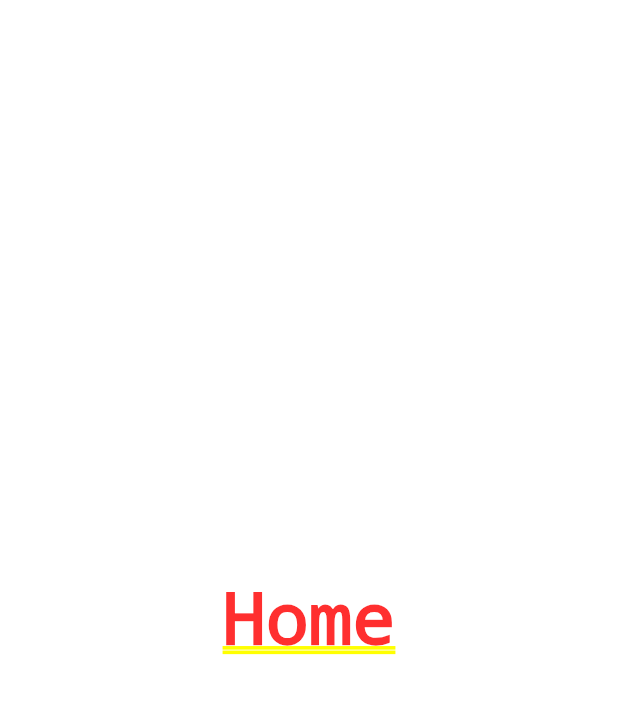
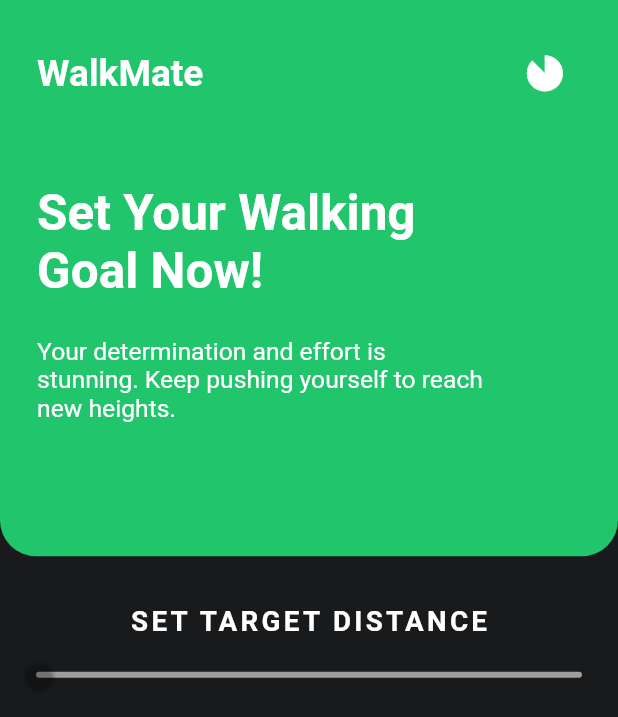
Before and after one commit to afsan123/WalkMate, a Flutter app: the screen it shows after launch, after a tap on "Get Started", on a phone screen of 412 x 824 dp. Shown: the top 717 px of the screen. Run offline on Flutter 3.47's test engine with Material 2 defaults, Android fonts, the phone set to English and light mode, and no system bars; our stand-ins replace shared_preferences.

Commit message:
Home Page 50% COMPLETED

```diff
--- a/lib/main.dart
+++ b/lib/main.dart
@@ -1,4 +1,6 @@
 import 'package:flutter/material.dart';
+import 'package:provider/provider.dart';
+import 'package:walk_mate/provider/theme_provider.dart';
 import 'package:walk_mate/screens/distanceinput_screen.dart';
 import 'package:walk_mate/screens/home_screen.dart';
 import 'package:shared_preferences/shared_preferences.dart';
@@ -8,28 +10,19 @@ void main() async {
   WidgetsFlutterBinding.ensureInitialized();
   SharedPreferences prefs = await SharedPreferences.getInstance();
   bool isFirstTime = prefs.getBool('isFirstTime') ?? true;
-  runApp(MaterialApp(home: isFirstTime ? HomeScreen() : DistanceInputScreen()));
+  runApp(
+    ChangeNotifierProvider(
+      create: (context) => ThemeProvider(),
+      child: Builder(
+        builder: (context) {
+          final provider = Provider.of<ThemeProvider>(context);
+          return MaterialApp(
+            debugShowCheckedModeBanner: false,
+            theme: provider.themeData,
+            home: isFirstTime ? HomeScreen() : DistanceInputScreen(),
+          );
+        },
+      ),
+    ),
+  );
 }
-
-
-class MyApp extends StatefulWidget {
-  const MyApp({super.key});
-
-  @override
-  State<MyApp> createState() => _MyAppState();
-}
-
-class _MyAppState extends State<MyApp> {
-  // This widget is the root of your application.
-  @override
-  Widget build(BuildContext context) {
-    return MaterialApp(
-      title: 'Flutter Demo',
-      theme: ThemeData(
-
-        primarySwatch: Colors.blue,
-      ),
-      home: const HomeScreen(),
-    );
-  }
-}
--- /dev/null
+++ b/lib/provider/theme_provider.dart
@@ -0,0 +1,16 @@
+import 'package:flutter/material.dart';
+
+class ThemeProvider extends ChangeNotifier {
+  ThemeData _themeData = ThemeData.dark();
+  ThemeData get themeData => _themeData;
+
+  void toggleTheme() {
+    final isDark = _themeData == ThemeData.dark();
+    if(isDark) {
+      _themeData = ThemeData.light();
+    } else {
+      _themeData = ThemeData.dark();
+    }
+    notifyListeners();
+  }
+}
--- a/lib/screens/distanceinput_screen.dart
+++ b/lib/screens/distanceinput_screen.dart
@@ -1,4 +1,8 @@
 import 'package:flutter/cupertino.dart';
+import 'package:flutter/material.dart';
+import 'package:provider/provider.dart';
+
+import '../provider/theme_provider.dart';
 
 class DistanceInputScreen extends StatefulWidget {
   const DistanceInputScreen({Key? key}) : super(key: key);
@@ -8,11 +12,131 @@ class DistanceInputScreen extends StatefulWidget {
 }
 
 class _DistanceInputScreenState extends State<DistanceInputScreen> {
+
+  double _currentSliderValue = 0;
+
   @override
   Widget build(BuildContext context) {
-    return Center(
-      child: Text(
-        "Home"
+    final Size screenSize = MediaQuery.of(context).size;
+    final double iconSize = screenSize.width * 0.07;
+    final double titleFontSize = screenSize.width * 0.08;
+    final double messageFontSize = screenSize.width * 0.05;
+    final double buttonWidth = screenSize.width * 0.8;
+    final double buttonHeight = screenSize.height * 0.07;
+    final double imageWidth = screenSize.width;
+    final double imageHeight = screenSize.height;
+    final double headerPadding = screenSize.width * 0.06;
+    final double buttonPadding = screenSize.width * 0.08;
+
+    final provider = Provider.of<ThemeProvider>(context);
+    bool isDarkModeActive = provider.themeData.brightness == Brightness.dark;
+
+    return SafeArea(
+      child: Scaffold(
+        backgroundColor: isDarkModeActive ? Color(0xff191a1b) : Color(0xffedf1f5),
+        body: Column(
+          crossAxisAlignment: CrossAxisAlignment.center,
+          children: [
+            Container(
+              width: double.infinity,
+              height: MediaQuery.of(context).size.height * 0.45,
+              decoration: const BoxDecoration(
+                color: Color(0xFF20C56C),
+                borderRadius: BorderRadius.only(
+                  bottomLeft: Radius.circular(24),
+                  bottomRight: Radius.circular(24),
+                ),
+              ),
+              child: Column(
+                mainAxisAlignment: MainAxisAlignment.start,
+                crossAxisAlignment: CrossAxisAlignment.start,
+                children: [
+                  SizedBox(
+                    child: Padding(
+                      padding: EdgeInsets.all(headerPadding),
+                      child: Row(
+                        mainAxisAlignment: MainAxisAlignment.spaceBetween,
+                        children: [
+                          Text(
+                            "WalkMate",
+                            style: TextStyle(
+                              color: Colors.white,
+                              fontSize: imageWidth * 0.06,
+                              fontWeight: FontWeight.bold,
+                            ),
+                            //fit: BoxFit.cover,
+                          ),
+                          IconButton(
+                            icon: const Icon(Icons.incomplete_circle_rounded),
+                            iconSize: iconSize,
+                            color: Colors.white,
+                            onPressed: () {
+                              provider.toggleTheme();
+                            },
+                          ),
+                        ],
+                      ),
+                    ),
+                  ),
+                  Padding(
+                    padding: EdgeInsets.all(headerPadding),
+                    child: Text(
+                      'Set Your Walking \nGoal Now!',
+                      style: TextStyle(
+                          fontSize: titleFontSize,
+                          fontWeight: FontWeight.bold,
+                          color: Colors.white,
+                      ),
+                    ),
+                  ),
+                  Padding(
+                    padding: EdgeInsets.fromLTRB(headerPadding, 0, headerPadding, 0),
+                    child: Text(
+                      'Your determination and effort is \nstunning. Keep pushing yourself to reach \nnew heights.',
+                      style: TextStyle(
+                        fontSize: messageFontSize * 0.8,
+                        fontWeight: FontWeight.normal,
+                        color: Colors.white,
+                      ),
+                    ),
+                  ),
+                ],
+              ),
+            ),
+            SizedBox(height: screenSize.height * 0.04,),
+            Column(
+              mainAxisAlignment: MainAxisAlignment.center,
+              crossAxisAlignment: CrossAxisAlignment.center,
+              children: [
+                Text(
+                  "SET TARGET DISTANCE",
+                  style: TextStyle(
+                    fontSize: messageFontSize! * 0.9,
+                    fontWeight: FontWeight.bold,
+                    letterSpacing: 2.2
+                  ),
+                ),
+                Slider(
+                  activeColor: Colors.transparent,
+                  inactiveColor: Colors.grey,
+                  autofocus: true,
+                  value: _currentSliderValue, // current values of the range slider
+                  min: 0, // minimum value of the range slider
+                  max: 10000, // maximum value of the range slider
+                  divisions: 100,
+                  onChanged: (value) {
+                    print('Rangeslider onChanged: $value');
+                    // callback function that gets called when the range slider values change
+                    setState(() {
+                      _currentSliderValue = value; // update the current values
+                    });
+                  },
+                )
+
+              ],
+            )
+          ],
+        ),
       ),
     );
   }
--- a/lib/screens/home_screen.dart
+++ b/lib/screens/home_screen.dart
@@ -1,5 +1,7 @@
 import 'package:flutter/material.dart';
+import 'package:provider/provider.dart';
 import 'package:shared_preferences/shared_preferences.dart';
+import 'package:walk_mate/provider/theme_provider.dart';
 
 import 'distanceinput_screen.dart';
 
@@ -11,13 +13,14 @@ class HomeScreen extends StatefulWidget {
 }
 
 class _HomeScreenState extends State<HomeScreen> {
-  bool isDarkModeActive = false;
-
-  void toggleDarkMode() {
-    setState(() {
-      isDarkModeActive = !isDarkModeActive;
-    });
-  }
+  // bool isDarkModeActive = false;
+  //
+  //
+  // void toggleDarkMode() {
+  //   setState(() {
+  //     isDarkModeActive = !isDarkModeActive;
+  //   });
+  // }
 
   void _onGetStartedPressed() async {
     SharedPreferences prefs = await SharedPreferences.getInstance();
@@ -36,6 +39,9 @@ class _HomeScreenState extends State<HomeScreen> {
     final double imageHeight = screenSize.height;
     final double headerPadding = screenSize.width * 0.06;
     final double buttonPadding = screenSize.width * 0.08;
+
+    final provider = Provider.of<ThemeProvider>(context);
+    bool isDarkModeActive = provider.themeData.brightness == Brightness.dark;
 
     return SafeArea(
       child: Scaffold(
@@ -58,8 +64,10 @@ class _HomeScreenState extends State<HomeScreen> {
                     IconButton(
                       icon: const Icon(Icons.incomplete_circle_rounded),
                       iconSize: iconSize,
-                      color: Color(0xff20c56c),
-                      onPressed: toggleDarkMode,
+                      color: const Color(0xff20c56c),
+                      onPressed: () {
+                        provider.toggleTheme();
+                      },
                     ),
                   ],
                 ),
--- a/pubspec.yaml
+++ b/pubspec.yaml
@@ -37,6 +37,7 @@ dependencies:
   # Use with the CupertinoIcons class for iOS style icons.
   cupertino_icons: ^1.0.2
   shared_preferences: ^2.1.0
+  provider: ^6.0.5
 
 dev_dependencies:
   flutter_test:
```
Also changed, not shown: pubspec.lock.
